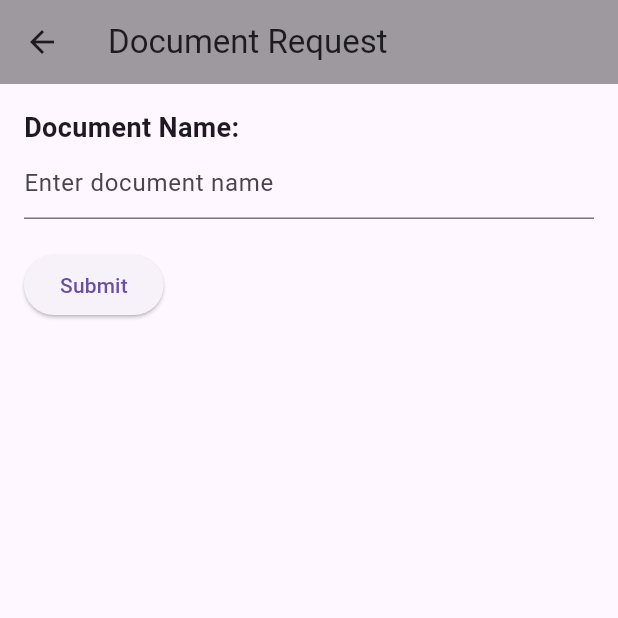
After one commit to iir-projets/School_Management, a Flutter app: the DocumentRequestPage screen opened directly, after a tap on "Submit", on a phone screen of 412 x 824 dp, the top half of it. The commit adds this screen. Run offline on Flutter 3.47's test engine with Material 3 defaults, Android fonts, the phone set to English and light mode, and no system bars; network calls fail.

Commit message:
new version

```diff
--- /dev/null
+++ b/school_managementflutter/lib/documentRequest.dart
@@ -0,0 +1,92 @@
+import 'package:flutter/material.dart';
+import 'student.dart';
+import 'package:http/http.dart' as http;
+import 'dart:convert';
+import 'documentDetails.dart';
+
+String studentId = '1';
+class DocumentRequestPage extends StatefulWidget {
+  @override
+  _DocumentRequestPageState createState() => _DocumentRequestPageState();
+}
+
+class _DocumentRequestPageState extends State<DocumentRequestPage> {
+  late String documentName;
+
+ Future<Student> _fetchStudent(String studentId) async {
+  try {
+    final response = await http.get(Uri.parse('http://localhost:8080/student/$studentId'));
+    if (response.statusCode == 200) {
+      return Student.fromJson(jsonDecode(response.body));
+    } else {
+      throw Exception('Failed to load student: ${response.statusCode}');
+    }
+  } catch (e) {
+    print('Error fetching student: $e');
+    throw Exception('Failed to load student');
+  }
+}
+void _submitDocumentRequest() async {
+
+  final student = await _fetchStudent(studentId); // Récupérer les données de l'étudiant depuis l'API
+  Navigator.push(
+    context,
+    MaterialPageRoute(
+      builder: (context) => DetailsDocumentRequest(
+        student.firstName,
+        student.lastName,
+        documentName,
+      ),
+    ),
+  );
+}
+  @override
+  Widget build(BuildContext context) {
+    return Scaffold(
+      appBar: AppBar(
+        title: Text('Document Request'),
+        backgroundColor: Colors.black38,
+      ),
+      body: Padding(
+        padding: EdgeInsets.all(16.0),
+        child: Column(
+          crossAxisAlignment: CrossAxisAlignment.start,
+          children: [
+            Text(
+              'Document Name:',
+              style: TextStyle(fontSize: 18.0, fontWeight: FontWeight.bold),
+            ),
+            TextField(
+              onChanged: (value) {
+                setState(() {
+                  documentName = value;
+                });
+              },
+              decoration: InputDecoration(
+                hintText: 'Enter document name',
+              ),
+            ),
+            SizedBox(height: 20.0),
+        ElevatedButton(
+  onPressed: () async {
+    final student = await _fetchStudent(studentId); // Assuming you have a method to fetch the student details
+    Navigator.push(
+      context,
+      MaterialPageRoute(
+        builder: (context) => DetailsDocumentRequest(
+          student.firstName,
+          student.lastName,
+          documentName,
+        ),
+      ),
+    );
+  },
+  child: Text('Submit'),
+),
+
+          ],
+        ),
+      ),
+    );
+  }
+}
```
Also changed, not shown: school_managementflutter/lib/documentDetails.dart (added, +50 -0 lines), school_managementflutter/lib/main.dart (+7 -3 lines).
